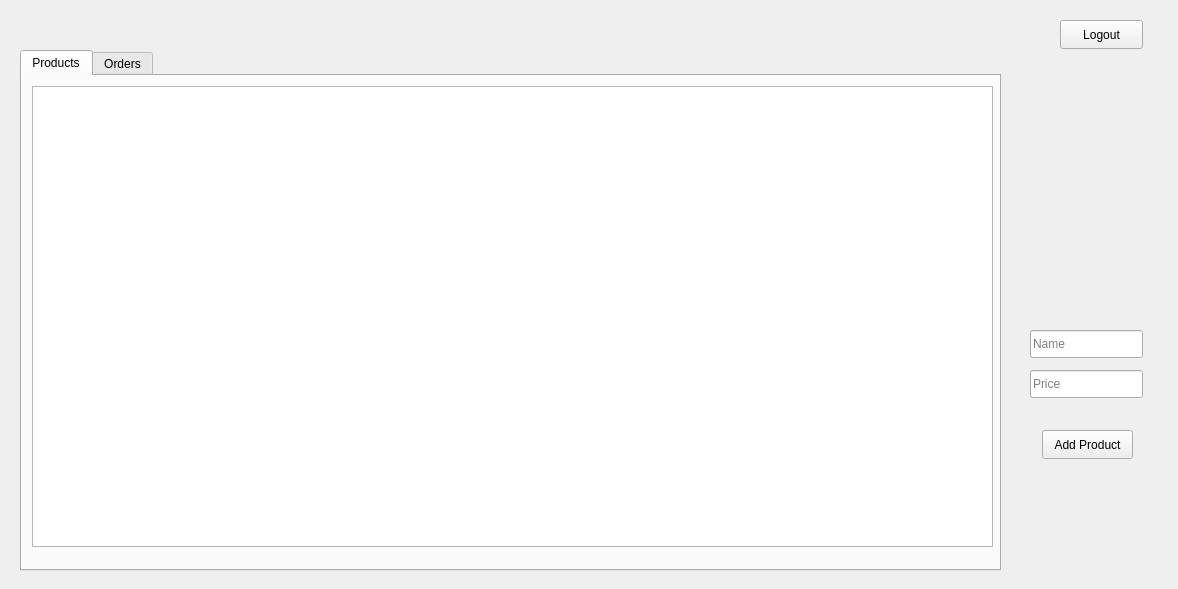
BilalUsmani02/OrderHub, file adminpage.ui: the form before one commit.
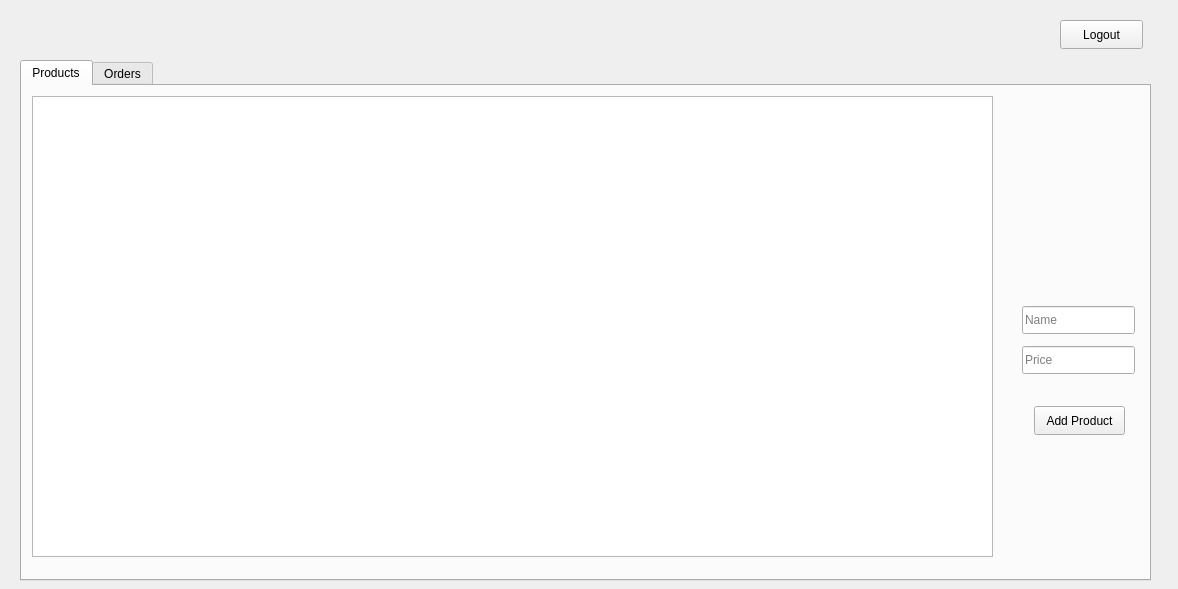
The form after the commit.

Patch:
```diff
--- a/adminpage.ui
+++ b/adminpage.ui
@@ -17,8 +17,8 @@
    <property name="geometry">
     <rect>
      <x>20</x>
-     <y>50</y>
-     <width>981</width>
+     <y>60</y>
+     <width>1131</width>
      <height>521</height>
     </rect>
    </property>
@@ -39,6 +39,51 @@
       </rect>
      </property>
     </widget>
+    <widget class="QLineEdit" name="pPrice">
+     <property name="geometry">
+      <rect>
+       <x>1000</x>
+       <y>260</y>
+       <width>113</width>
+       <height>28</height>
+      </rect>
+     </property>
+     <property name="text">
+      <string/>
+     </property>
+     <property name="placeholderText">
+      <string>Price</string>
+     </property>
+    </widget>
+    <widget class="QPushButton" name="pushButton">
+     <property name="geometry">
+      <rect>
+       <x>1012</x>
+       <y>320</y>
+       <width>91</width>
+       <height>29</height>
+      </rect>
+     </property>
+     <property name="text">
+      <string>Add Product</string>
+     </property>
+    </widget>
+    <widget class="QLineEdit" name="pName">
+     <property name="geometry">
+      <rect>
+       <x>1000</x>
+       <y>220</y>
+       <width>113</width>
+       <height>28</height>
+      </rect>
+     </property>
+     <property name="text">
+      <string/>
+     </property>
+     <property name="placeholderText">
+      <string>Name</string>
+     </property>
+    </widget>
    </widget>
    <widget class="QWidget" name="Orders">
     <attribute name="title">
@@ -69,51 +114,6 @@
     <string>Logout</string>
    </property>
   </widget>
-  <widget class="QPushButton" name="pushButton">
-   <property name="geometry">
-    <rect>
-     <x>1042</x>
-     <y>430</y>
-     <width>91</width>
-     <height>29</height>
-    </rect>
-   </property>
-   <property name="text">
-    <string>Add Product</string>
-   </property>
-  </widget>
-  <widget class="QLineEdit" name="pName">
-   <property name="geometry">
-    <rect>
-     <x>1030</x>
-     <y>330</y>
-     <width>113</width>
-     <height>28</height>
-    </rect>
-   </property>
-   <property name="text">
-    <string/>
-   </property>
-   <property name="placeholderText">
-    <string>Name</string>
-   </property>
-  </widget>
-  <widget class="QLineEdit" name="pPrice">
-   <property name="geometry">
-    <rect>
-     <x>1030</x>
-     <y>370</y>
-     <width>113</width>
-     <height>28</height>
-    </rect>
-   </property>
-   <property name="text">
-    <string/>
-   </property>
-   <property name="placeholderText">
-    <string>Price</string>
-   </property>
-  </widget>
  </widget>
  <resources/>
  <connections/>
```
